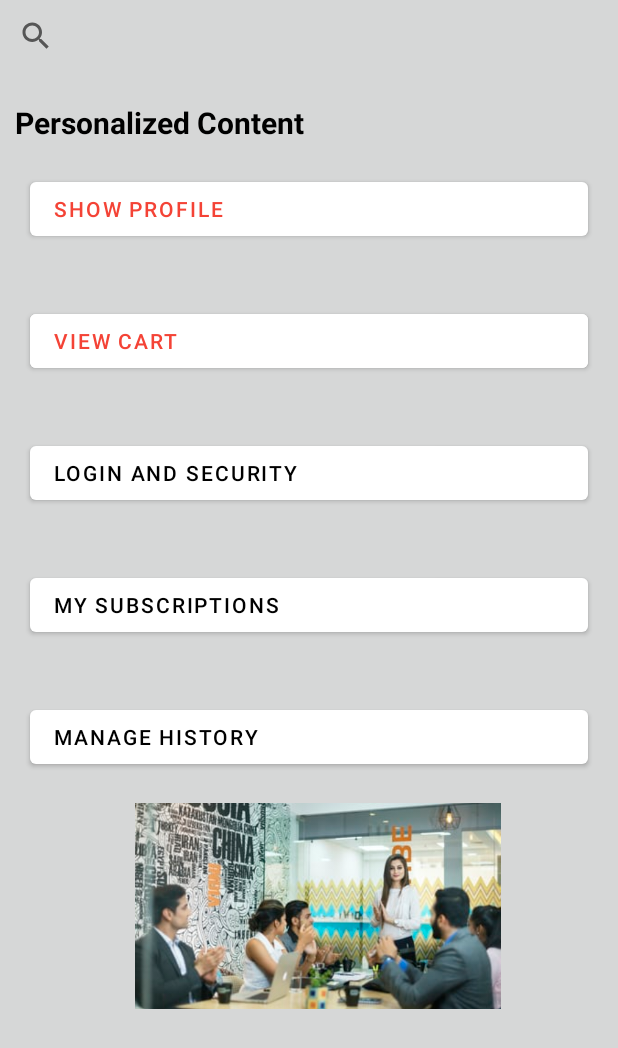
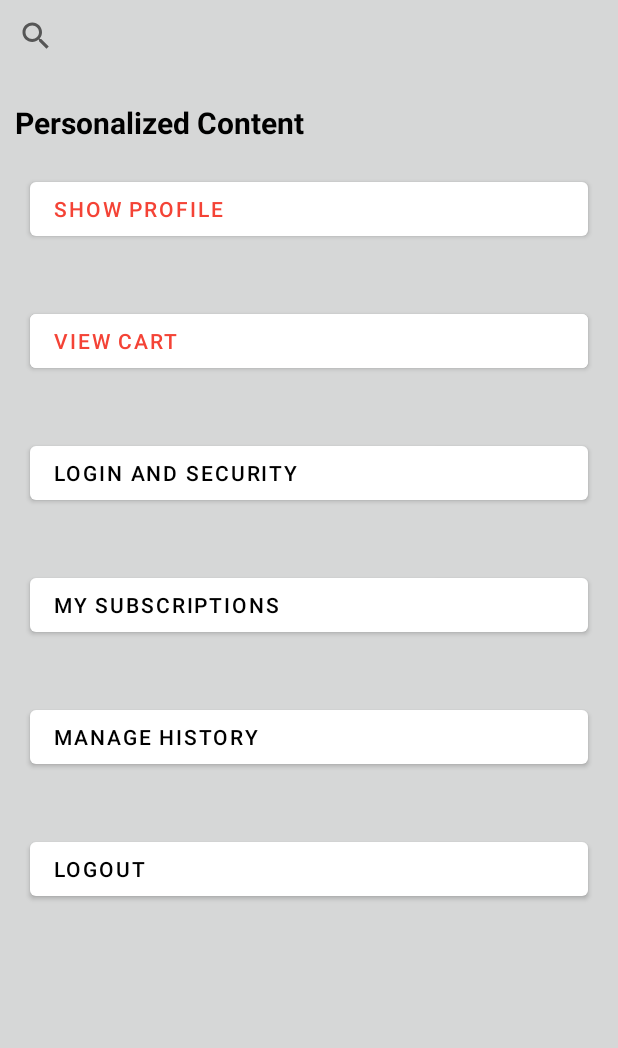
Before and after one commit to Kavi0109/MADProject, an Android app: the screen it shows after launch (MainActivity), on a phone screen of 412 x 824 dp. Shown: the top 1048 px of the screen. Run offline under Robolectric (Android 15) with nearby library versions, the phone set to English and light mode, and no system bars.

Commit message:
Kavi Commit3

```diff
--- a/app/src/main/res/layout/activity_main.xml
+++ b/app/src/main/res/layout/activity_main.xml
@@ -12,6 +12,8 @@
         android:layout_width="match_parent"
         android:layout_height="wrap_content" />
 
+
+
     <TextView
         android:id="@+id/Orders"
         android:layout_width="match_parent"
@@ -24,7 +26,7 @@
         android:textStyle="bold" />
 
     <Button
-        android:id="@+id/button"
+        android:id="@+id/button5"
         android:layout_width="match_parent"
         android:layout_height="wrap_content"
         android:layout_gravity="start"
@@ -50,7 +52,7 @@
         tools:ignore="TextContrastCheck" />
 
     <Button
-        android:id="@+id/button5"
+        android:id="@+id/button"
         android:layout_width="match_parent"
         android:layout_height="wrap_content"
         android:layout_gravity="start"
@@ -61,6 +63,10 @@
         android:textColor="@color/black"
         app:backgroundTint="@color/white"
         tools:ignore="TextContrastCheck" />
+
+
+
+
 
     <Button
         android:id="@+id/button3"
@@ -87,11 +93,19 @@
         app:backgroundTint="@color/white"
         tools:ignore="TextContrastCheck" />
 
-    <ImageView
-        android:id="@+id/imageView"
-        android:layout_width="424dp"
-        android:layout_height="137dp"
-        app:srcCompat="@drawable/team" />
+    <Button
+        android:layout_width="match_parent"
+        android:layout_height="wrap_content"
+        android:layout_gravity="start"
+        android:layout_margin="20sp"
+        android:layout_marginBottom="0dp"
+        android:text="LogOut"
+        android:textAlignment="viewStart"
+        android:textColor="@color/black"
+        app:backgroundTint="@color/white"
+        tools:ignore="TextContrastCheck" />
+
+
 
 
 </LinearLayout>
```
